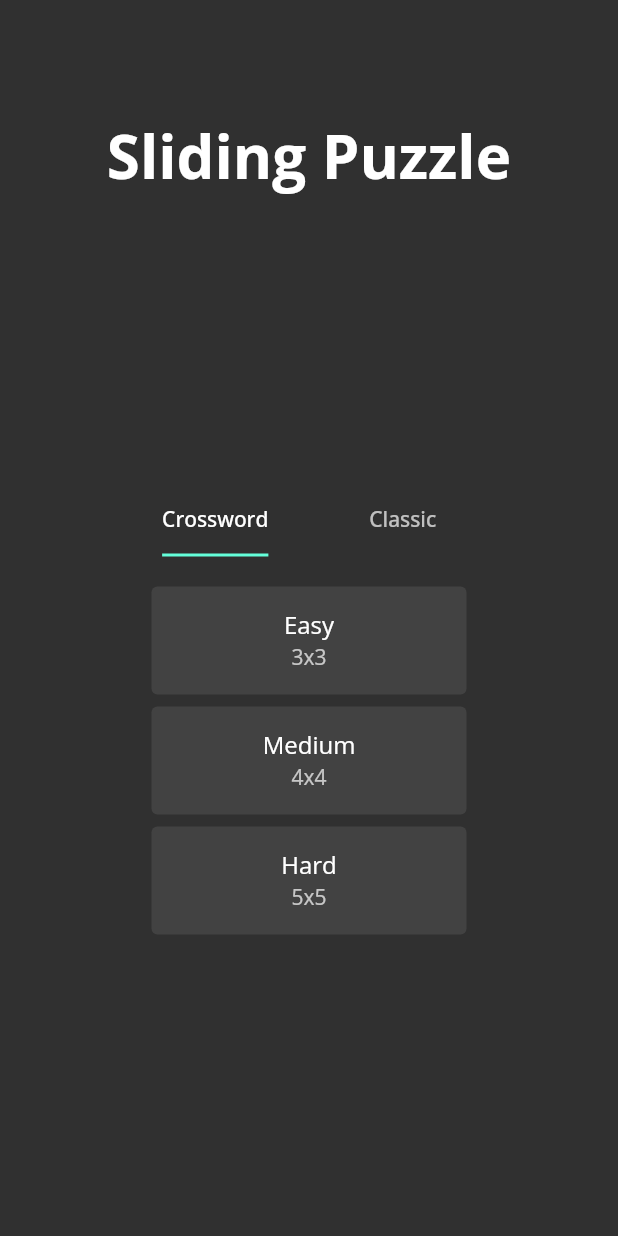
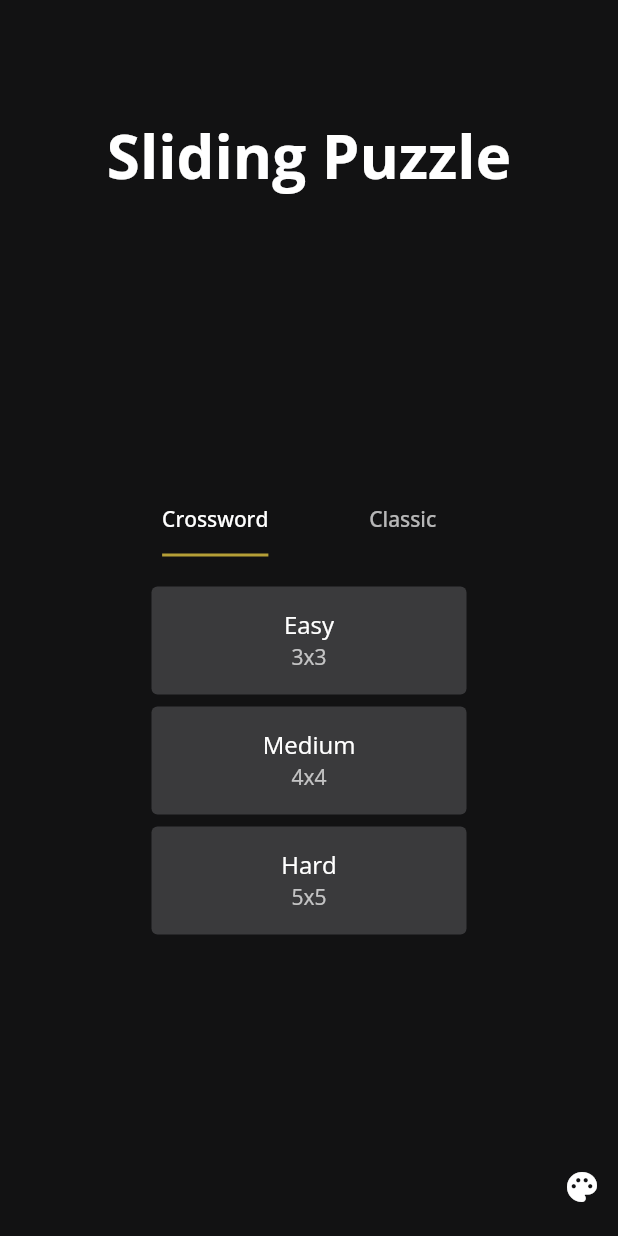
Before and after one commit to bimsina/sliding_crossword, a Flutter app: the screen it shows after launch, on a phone screen of 412 x 824 dp. Run offline on Flutter 3.47's test engine with Material 2 defaults, Android fonts, the phone set to English and light mode, and no system bars; our stand-ins replace auto_size_text, equatable, google_fonts.

Commit message:
added theme changer

```diff
--- a/lib/core/state/puzzle_list_state.dart
+++ b/lib/core/state/puzzle_list_state.dart
@@ -2,9 +2,9 @@ import 'package:flutter/material.dart';
 import 'package:sliding_crossword/puzzle/models/puzzle/puzzle.dart';
 
 class PuzzleListState extends ChangeNotifier {
-  late List<Puzzle> _puzzles;
+  late List<CrosswordPuzzle> _puzzles;
 
-  List<Puzzle> get puzzles => _puzzles;
+  List<CrosswordPuzzle> get puzzles => _puzzles;
   PuzzleListState() {
     _puzzles = [
       CrosswordPuzzle(title: "Sample Puzzle", gridSize: 4, across: [
--- /dev/null
+++ b/lib/core/theme/models/custom_theme.dart
@@ -0,0 +1,20 @@
+import 'package:equatable/equatable.dart';
+import 'package:flutter/material.dart';
+
+class CustomTheme extends Equatable {
+  final String id;
+  final Color backgroundColor;
+  final Color tileColor;
+  final Brightness brightness;
+  final Color accentColor;
+
+  const CustomTheme(
+      {required this.id,
+      required this.backgroundColor,
+      required this.tileColor,
+      required this.brightness,
+      required this.accentColor});
+
+  @override
+  List<Object?> get props => [id];
+}
--- /dev/null
+++ b/lib/core/theme/state/theme_notifier.dart
@@ -0,0 +1,82 @@
+import 'package:flutter/material.dart';
+import 'package:google_fonts/google_fonts.dart';
+import 'package:sliding_crossword/core/theme/models/custom_theme.dart';
+
+const List<CustomTheme> _availableThemes = [
+  CustomTheme(
+      id: 'default_dark',
+      backgroundColor: Color(0xff121213),
+      accentColor: Color(0xffb59f37),
+      brightness: Brightness.dark,
+      tileColor: Color(0xff3a3a3c)),
+  CustomTheme(
+      id: 'amoled_black',
+      backgroundColor: Colors.black,
+      accentColor: Colors.yellow,
+      brightness: Brightness.dark,
+      tileColor: Color(0xff3a3a3c)),
+  CustomTheme(
+      id: 'default_white',
+      backgroundColor: Color(0xfff8f9fa),
+      accentColor: Color(0xff4285f4),
+      brightness: Brightness.light,
+      tileColor: Color(0xffffffff)),
+];
+
+class ThemeNotifier extends ChangeNotifier {
+  CustomTheme _selectedTheme = _availableThemes.first;
+  CustomTheme get selectedTheme => _selectedTheme;
+
+  List<CustomTheme> get availableThemes => _availableThemes;
+
+  ThemeData get theme => ThemeData(
+      brightness: _selectedTheme.brightness,
+      fontFamily: GoogleFonts.openSans().fontFamily,
+      scaffoldBackgroundColor: _selectedTheme.backgroundColor,
+      cardColor: _selectedTheme.tileColor,
+      colorScheme: _selectedTheme.brightness == Brightness.light
+          ? const ColorScheme.light()
+              .copyWith(secondary: _selectedTheme.accentColor)
+          : const ColorScheme.dark()
+              .copyWith(secondary: _selectedTheme.accentColor),
+      focusColor: _selectedTheme.accentColor,
+      hoverColor: _selectedTheme.accentColor.withOpacity(0.2),
+      materialTapTargetSize: MaterialTapTargetSize.shrinkWrap,
+      tabBarTheme: TabBarTheme(
+        indicator: UnderlineTabIndicator(
+          borderSide: BorderSide(
+            width: 2.0,
+            color: _selectedTheme.accentColor,
+          ),
+        ),
+        indicatorSize: TabBarIndicatorSize.label,
+        labelColor: _selectedTheme.brightness == Brightness.light
+            ? Colors.black
+            : Colors.white,
+      ),
+      appBarTheme: AppBarTheme(
+        elevation: 0,
+        centerTitle: true,
+        backgroundColor: _selectedTheme.backgroundColor,
+        titleTextStyle: TextStyle(
+          fontSize: 20,
+          fontWeight: FontWeight.w600,
+          color: _selectedTheme.brightness == Brightness.light
+              ? Colors.black
+              : Colors.white,
+        ),
+        iconTheme: IconThemeData(
+            color: _selectedTheme.brightness == Brightness.light
+                ? Colors.black
+                : Colors.white),
+      ));
+
+  ThemeNotifier() {
+    _selectedTheme = _availableThemes.first;
+  }
+
+  void setTheme(CustomTheme theme) {
+    _selectedTheme = theme;
+    notifyListeners();
+  }
+}
--- /dev/null
+++ b/lib/core/theme/ui/theme_selector_button.dart
@@ -0,0 +1,125 @@
+import 'dart:math';
+
+import 'package:flutter/material.dart';
+import 'package:provider/provider.dart';
+import 'package:sliding_crossword/core/theme/state/theme_notifier.dart';
+
+class ThemeSelectorButton extends StatefulWidget {
+  const ThemeSelectorButton({Key? key}) : super(key: key);
+
+  @override
+  State<ThemeSelectorButton> createState() => _ThemeSelectorButtonState();
+}
+
+class _ThemeSelectorButtonState extends State<ThemeSelectorButton> {
+  bool _isExpanded = false;
+
+  @override
+  Widget build(BuildContext context) {
+    final _themeNotifier = Provider.of<ThemeNotifier>(context);
+    return Stack(
+      alignment: Alignment.centerRight,
+      children: [
+        AnimatedContainer(
+          duration: const Duration(milliseconds: 200),
+          curve: Curves.bounceInOut,
+          padding: const EdgeInsets.only(right: 40, left: 8, top: 8, bottom: 8),
+          width: _isExpanded ? min(MediaQuery.of(context).size.width, 500) : 0,
+          height: 50,
+          decoration: BoxDecoration(
+            borderRadius: BorderRadius.circular(100),
+            color: _themeNotifier.selectedTheme.tileColor,
+          ),
+          child: !_isExpanded
+              ? const SizedBox.shrink()
+              : Center(
+                  child: ListView.builder(
+                    shrinkWrap: true,
+                    scrollDirection: Axis.horizontal,
+                    physics: const BouncingScrollPhysics(),
+                    itemCount: _themeNotifier.availableThemes.length,
+                    itemBuilder: (BuildContext context, int index) {
+                      final theme = _themeNotifier.availableThemes[index];
+                      return InkWell(
+                        onTap: () {
+                          _themeNotifier.setTheme(theme);
+                        },
+                        child: Container(
+                          width: 40,
+                          height: 40,
+                          margin: const EdgeInsets.symmetric(horizontal: 8),
+                          decoration: BoxDecoration(
+                              border: Border.all(
+                                  color: theme.accentColor, width: 4),
+                              color: theme.backgroundColor,
+                              shape: BoxShape.circle),
+                          child: _themeNotifier.selectedTheme == theme
+                              ? Icon(
+                                  Icons.check,
+                                  color: theme.accentColor,
+                                  size: 24,
+                                )
+                              : null,
+                        ),
+                      );
+                    },
+                  ),
+                ),
+        ),
+        IconButton(
+            onPressed: () {
+              setState(() {
+                _isExpanded = !_isExpanded;
+              });
+            },
+            icon: Icon(_isExpanded ? Icons.close : Icons.palette_rounded)),
+      ],
+    );
+  }
+}
+
+class _ThemeSelectorDialog extends StatelessWidget {
+  const _ThemeSelectorDialog({Key? key}) : super(key: key);
+
+  @override
+  Widget build(BuildContext context) {
+    final _themeState = Provider.of<ThemeNotifier>(context);
+    return Align(
+      alignment: Alignment.bottomRight,
+      child: Container(
+        constraints: BoxConstraints(maxWidth: 800, minWidth: 300),
+        padding: const EdgeInsets.all(16.0),
+        decoration: BoxDecoration(
+          color: _themeState.selectedTheme.tileColor,
+        ),
+        child: Wrap(
+          children: _themeState.availableThemes
+              .map((theme) => InkResponse(
+                    splashColor: theme.accentColor,
+                    onTap: () {
+                      _themeState.setTheme(theme);
+                    },
+                    child: Container(
+                      width: 50,
+                      height: 50,
+                      margin: const EdgeInsets.symmetric(horizontal: 8),
+                      decoration: BoxDecoration(
+                          border:
+                              Border.all(color: theme.accentColor, width: 4),
+                          color: theme.backgroundColor,
+                          shape: BoxShape.circle),
+                      child: _themeState.selectedTheme == theme
+                          ? Icon(
+                              Icons.check,
+                              color: theme.accentColor,
+                              size: 24,
+                            )
+                          : null,
+                    ),
+                  ))
+              .toList(),
+        ),
+      ),
+    );
+  }
+}
--- a/lib/main.dart
+++ b/lib/main.dart
@@ -1,14 +1,16 @@
 import 'package:flutter/material.dart';
 import 'package:flutter/services.dart';
-import 'package:google_fonts/google_fonts.dart';
+
 import 'package:provider/provider.dart';
 import 'package:sliding_crossword/core/state/puzzle_list_state.dart';
+import 'package:sliding_crossword/core/theme/state/theme_notifier.dart';
 import 'package:sliding_crossword/menu/ui/menu_page.dart';
 
 void main() {
-  runApp(MultiProvider(
-      providers: [ChangeNotifierProvider(create: (_) => PuzzleListState())],
-      child: const MyApp()));
+  runApp(MultiProvider(providers: [
+    ChangeNotifierProvider(create: (_) => PuzzleListState()),
+    ChangeNotifierProvider(create: (_) => ThemeNotifier())
+  ], child: const MyApp()));
 }
 
 class MyApp extends StatelessWidget {
@@ -16,23 +18,16 @@ class MyApp extends StatelessWidget {
 
   @override
   Widget build(BuildContext context) {
+    final _themeState = Provider.of<ThemeNotifier>(context);
     return MaterialApp(
       debugShowCheckedModeBanner: false,
-      title: 'Flutter Demo',
-      darkTheme: ThemeData(
-          brightness: Brightness.dark,
-          fontFamily: GoogleFonts.openSans().fontFamily,
-          appBarTheme: const AppBarTheme(
-            elevation: 0,
-            centerTitle: true,
-            backgroundColor: Colors.transparent,
-          )),
+      title: 'Sliding Puzzle',
+      theme: _themeState.theme,
       builder: (context, child) => AnnotatedRegion<SystemUiOverlayStyle>(
-          value: Theme.of(context).brightness == Brightness.dark
+          value: _themeState.theme.brightness == Brightness.dark
               ? SystemUiOverlayStyle.light
               : SystemUiOverlayStyle.dark,
           child: child ?? Container()),
-      themeMode: ThemeMode.dark,
       home: const MenuPage(),
     );
   }
--- a/lib/menu/ui/menu_page.dart
+++ b/lib/menu/ui/menu_page.dart
@@ -2,6 +2,8 @@ import 'package:equatable/equatable.dart';
 import 'package:flutter/material.dart';
 import 'package:provider/provider.dart';
 import 'package:sliding_crossword/core/state/puzzle_list_state.dart';
+import 'package:sliding_crossword/core/theme/state/theme_notifier.dart';
+import 'package:sliding_crossword/core/theme/ui/theme_selector_button.dart';
 import 'package:sliding_crossword/core/ui/responsive_builder.dart';
 import 'package:sliding_crossword/puzzle/models/puzzle/puzzle.dart';
 import 'package:sliding_crossword/puzzle/ui/puzzle_page.dart';
@@ -67,12 +69,19 @@ class _MobileAndTabletMenuBuilder extends StatelessWidget {
         const Expanded(child: Center(child: _Title())),
         Expanded(
           flex: 3,
-          child: _MenuItemsWidget(
+          child: Stack(
+            fit: StackFit.expand,
+            children: [
+              _MenuItemsWidget(
                 onMenuItemTap: (item) {
                   Navigator.of(context).push(MaterialPageRoute(builder: (_) {
                     return _MenuItemPuzzleSelector(item: item);
                   }));
                 },
+              ),
+              const Positioned(
+                  bottom: 8, right: 0, child: ThemeSelectorButton())
+            ],
           ),
         ),
       ],
@@ -98,12 +107,19 @@ class _DesktopMenuBuilderState extends State<_DesktopMenuBuilder> {
         children: [
           const Expanded(child: _Title()),
           Expanded(
-            child: _MenuItemsWidget(
+            child: Stack(
+              fit: StackFit.expand,
+              children: [
+                _MenuItemsWidget(
                   onMenuItemTap: (item) {
                     setState(() {
                       _selectedItem = item;
                     });
                   },
+                ),
+                const Positioned(
+                    bottom: 8, right: 0, child: ThemeSelectorButton())
+              ],
             ),
           ),
           AnimatedSize(
@@ -144,7 +160,6 @@ class _MenuItemsWidgetState extends State<_MenuItemsWidget> {
             mainAxisSize: MainAxisSize.min,
             children: [
               TabBar(
-                  indicatorSize: TabBarIndicatorSize.label,
                   onTap: (int value) {
                     setState(() {
                       _isCrossWord = value == 0;
@@ -245,9 +260,10 @@ class _MenuItemPuzzleSelector extends StatelessWidget {
                         itemCount: _puzzles.length,
                         itemBuilder: (BuildContext context, int index) {
                           return Card(
+                            elevation: 0,
                             child: ListTile(
                               title: Text(
-                                (_puzzles[0] as CrosswordPuzzle).title,
+                                _puzzles[index].title,
                                 textAlign: TextAlign.center,
                               ),
                               trailing:
@@ -255,9 +271,7 @@ class _MenuItemPuzzleSelector extends StatelessWidget {
                               onTap: () {
                                 Navigator.of(context).push(MaterialPageRoute(
                                     builder: (_) => PuzzlePage(
-                                          puzzle: Provider.of<PuzzleListState>(
-                                                  context)
-                                              .puzzles[0],
+                                          puzzle: _puzzles[index],
                                         )));
                               },
                             ),
--- a/pubspec.yaml
+++ b/pubspec.yaml
@@ -17,6 +17,7 @@ dependencies:
   equatable: 2.0.3
   google_fonts: 2.2.0
   json_annotation: 4.4.0
+  auto_size_text: 3.0.0
 
 dev_dependencies:
   flutter_test:
```
Also changed, not shown: lib/puzzle/ui/puzzle_page.dart (+43 -15 lines), lib/puzzle/ui/puzzle_widget.dart (+20 -8 lines), pubspec.lock, 1 other file. Lines whose indentation alone changed are shown as unchanged.
